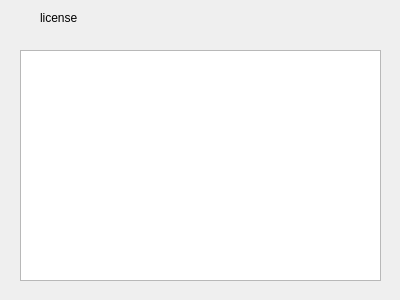
hash1018/Adora, file Adora/Adora/Ui/LicenseWidget.ui: the form before one commit.
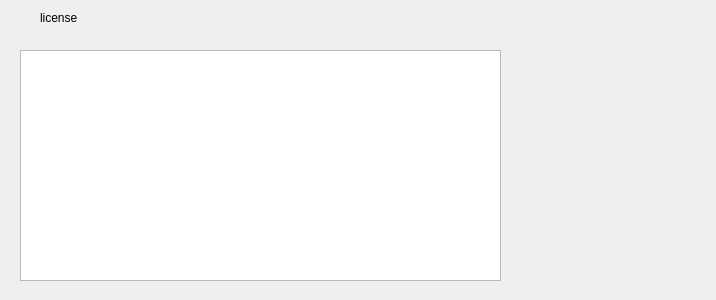
The form after the commit.

Diff of the .ui file:
```diff
--- a/Adora/Adora/Ui/LicenseWidget.ui
+++ b/Adora/Adora/Ui/LicenseWidget.ui
@@ -6,7 +6,7 @@
    <rect>
     <x>0</x>
     <y>0</y>
-    <width>400</width>
+    <width>716</width>
     <height>300</height>
    </rect>
   </property>
@@ -31,7 +31,7 @@
     <rect>
      <x>20</x>
      <y>50</y>
-     <width>361</width>
+     <width>481</width>
      <height>231</height>
     </rect>
    </property>
```
